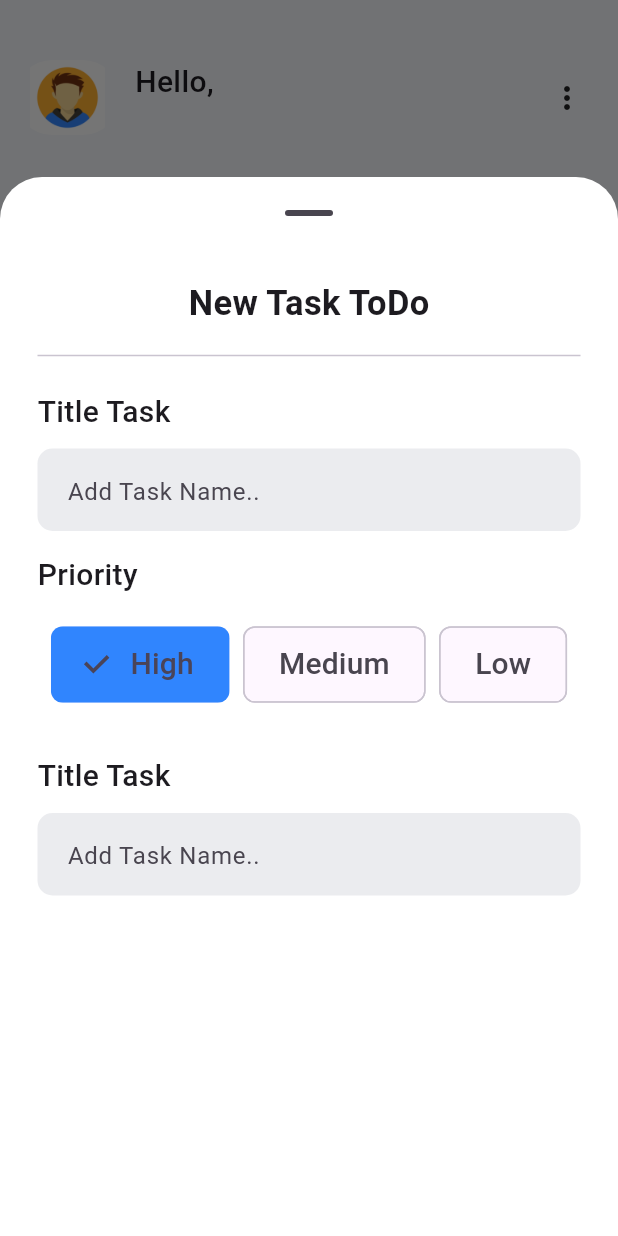
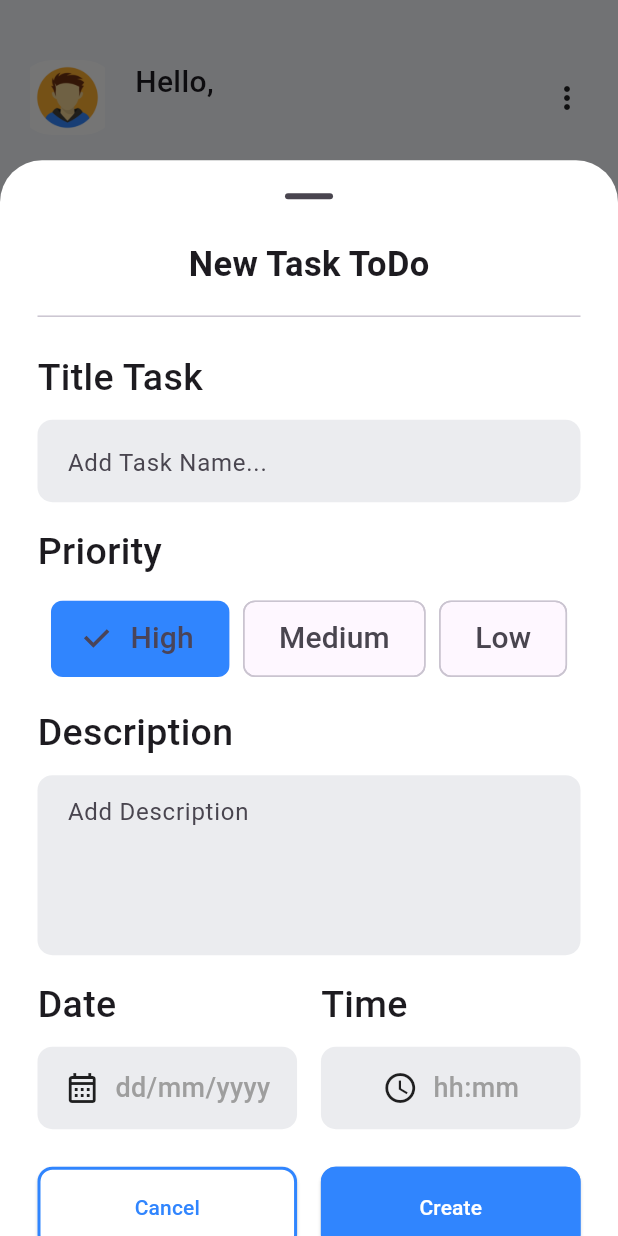
Before and after one commit to Thiruvikraman1998/ToDo_App-Firebase, a Flutter app: the HomeScreen screen opened directly, after a tap on "Create New", on a phone screen of 412 x 824 dp. Run offline on Flutter 3.47's test engine with Material 2 defaults, Android fonts, the phone set to English and light mode, and no system bars; our stand-ins replace cloud_firestore, firebase_auth, firebase_core, gap, get, pinput; accounts and stored records are empty.

Commit message:
Completed input modal UI

```diff
--- a/todo/lib/widgets/input_modal.dart
+++ b/todo/lib/widgets/input_modal.dart
@@ -4,6 +4,7 @@ import 'package:flutter/material.dart';
 import 'package:gap/gap.dart';
 import 'package:todo/utils/app_colors.dart';
 import 'package:todo/utils/app_layout.dart';
+import 'package:todo/widgets/reusable/input_action_button.dart';
 import 'package:todo/widgets/reusable/textfield.dart';
 
 class TaskInputModal extends StatefulWidget {
@@ -19,10 +20,10 @@ class _TaskInputModalState extends State<TaskInputModal> {
   @override
   Widget build(BuildContext context) {
     return Container(
-      height: MediaQuery.of(context).size.height * 0.75,
+      height: MediaQuery.of(context).size.height * 0.80,
       margin: EdgeInsets.symmetric(
         horizontal: AppLayout.getWidth(25),
-        vertical: AppLayout.getHeight(20),
+        vertical: AppLayout.getHeight(5),
       ),
       child: Column(
         crossAxisAlignment: CrossAxisAlignment.start,
@@ -43,19 +44,20 @@ class _TaskInputModalState extends State<TaskInputModal> {
             children: [
               Text(
                 "Title Task",
-                style: TextStyle(fontSize: 20, fontWeight: FontWeight.w500),
+                style: TextStyle(fontSize: 25, fontWeight: FontWeight.w500),
               ),
               Gap(10),
-              TextInputfield(maxlines: 1),
+              TextInputfield(
+                  maxlines: 1, height: 55, hintText: "Add Task Name..."),
             ],
           ),
           const Gap(15),
           const Text(
             "Priority",
-            style: TextStyle(fontSize: 20, fontWeight: FontWeight.w500),
+            style: TextStyle(fontSize: 25, fontWeight: FontWeight.w500),
           ),
-          Container(
-            height: AppLayout.getHeight(90),
+          SizedBox(
+            height: AppLayout.getHeight(80),
             child: Row(
               mainAxisAlignment: MainAxisAlignment.spaceEvenly,
               children: [
@@ -69,7 +71,7 @@ class _TaskInputModalState extends State<TaskInputModal> {
                           horizontal: AppLayout.getWidth(15)),
                       label: Text(
                         priority,
-                        style: TextStyle(fontSize: 20),
+                        style: const TextStyle(fontSize: 20),
                       ),
                       selected: _choideIndex == index,
                       selectedColor: AppColorsLight.buttonColor,
@@ -84,16 +86,105 @@ class _TaskInputModalState extends State<TaskInputModal> {
               ],
             ),
           ),
-          const Gap(15),
+          const Gap(5),
           const Column(
             crossAxisAlignment: CrossAxisAlignment.start,
             children: [
               Text(
-                "Title Task",
-                style: TextStyle(fontSize: 20, fontWeight: FontWeight.w500),
+                "Description",
+                style: TextStyle(fontSize: 25, fontWeight: FontWeight.w500),
               ),
               Gap(10),
-              TextInputfield(maxlines: 4),
+              TextInputfield(
+                maxlines: 4,
+                hintText: "Add Description",
+                height: 120,
+              ),
+            ],
+          ),
+          const Gap(15),
+          Row(
+            mainAxisAlignment: MainAxisAlignment.spaceBetween,
+            children: [
+              Column(
+                crossAxisAlignment: CrossAxisAlignment.start,
+                children: [
+                  const Text(
+                    "Date",
+                    style: TextStyle(fontSize: 25, fontWeight: FontWeight.w500),
+                  ),
+                  const Gap(10),
+                  Container(
+                    height: AppLayout.getHeight(55),
+                    width: MediaQuery.of(context).size.width * 0.42,
+                    decoration: BoxDecoration(
+                        borderRadius: BorderRadius.circular(10),
+                        color: AppColorsLight.greyColor),
+                    child: Row(
+                      mainAxisAlignment: MainAxisAlignment.center,
+                      children: [
+                        const Icon(Icons.calendar_month_outlined),
+                        const Gap(10),
+                        Text(
+                          "dd/mm/yyyy",
+                          style: TextStyle(
+                            fontSize: 18,
+                            fontWeight: FontWeight.w500,
+                            color: Colors.grey[500],
+                          ),
+                        )
+                      ],
+                    ),
+                  )
+                ],
+              ),
+              Column(
+                crossAxisAlignment: CrossAxisAlignment.start,
+                children: [
+                  const Text(
+                    "Time",
+                    style: TextStyle(fontSize: 25, fontWeight: FontWeight.w500),
+                  ),
+                  const Gap(10),
+                  Container(
+                    height: AppLayout.getHeight(55),
+                    width: MediaQuery.of(context).size.width * 0.42,
+                    decoration: BoxDecoration(
+                        borderRadius: BorderRadius.circular(10),
+                        color: AppColorsLight.greyColor),
+                    child: Row(
+                      mainAxisAlignment: MainAxisAlignment.center,
+                      children: [
+                        const Icon(Icons.access_time_outlined),
+                        const Gap(10),
+                        Text(
+                          "hh:mm",
+                          style: TextStyle(
+                            fontSize: 18,
+                            fontWeight: FontWeight.w500,
+                            color: Colors.grey[500],
+                          ),
+                        )
+                      ],
+                    ),
+                  )
+                ],
+              )
+            ],
+          ),
+          const Gap(25),
+          const Row(
+            children: [
+              InputActionButton(
+                  label: "Cancel",
+                  bgColor: AppColorsLight.backgroundColor,
+                  fgColor: AppColorsLight.buttonColor),
+              Spacer(),
+              InputActionButton(
+                label: "Create",
+                bgColor: AppColorsLight.buttonColor,
+                fgColor: AppColorsLight.backgroundColor,
+              ),
             ],
           )
         ],
--- /dev/null
+++ b/todo/lib/widgets/reusable/input_action_button.dart
@@ -0,0 +1,35 @@
+import 'package:flutter/cupertino.dart';
+import 'package:flutter/material.dart';
+import 'package:todo/utils/app_colors.dart';
+import 'package:todo/utils/app_layout.dart';
+
+class InputActionButton extends StatelessWidget {
+  final String label;
+  final Color bgColor;
+  final Color fgColor;
+  const InputActionButton(
+      {super.key,
+      required this.label,
+      required this.bgColor,
+      required this.fgColor});
+
+  @override
+  Widget build(BuildContext context) {
+    return ElevatedButton(
+      style: ElevatedButton.styleFrom(
+        foregroundColor: fgColor,
+        backgroundColor: bgColor,
+        shape: RoundedRectangleBorder(
+          side: const BorderSide(color: AppColorsLight.buttonColor, width: 2),
+          borderRadius: BorderRadius.circular(10),
+        ),
+        minimumSize: Size(
+          MediaQuery.of(context).size.width * 0.42,
+          AppLayout.getHeight(55),
+        ),
+      ),
+      onPressed: () {},
+      child: Text(label),
+    );
+  }
+}
--- a/todo/lib/widgets/reusable/textfield.dart
+++ b/todo/lib/widgets/reusable/textfield.dart
@@ -5,7 +5,13 @@ import 'package:todo/utils/app_layout.dart';
 
 class TextInputfield extends StatefulWidget {
   final int maxlines;
-  const TextInputfield({super.key, required this.maxlines});
+  final double height;
+  final String hintText;
+  const TextInputfield(
+      {super.key,
+      required this.maxlines,
+      required this.height,
+      required this.hintText});
 
   @override
   State<TextInputfield> createState() => _TextInputfieldState();
@@ -17,14 +23,14 @@ class _TextInputfieldState extends State<TextInputfield> {
     return Container(
       padding: EdgeInsets.symmetric(
           vertical: AppLayout.getHeight(5), horizontal: AppLayout.getWidth(20)),
-      height: AppLayout.getHeight(55),
+      height: AppLayout.getHeight(widget.height),
       decoration: BoxDecoration(
           borderRadius: BorderRadius.circular(10),
           color: AppColorsLight.greyColor),
-      child: const TextField(
-        maxLines: 1,
+      child: TextField(
+        maxLines: widget.maxlines,
         decoration: InputDecoration(
-            hintText: "Add Task Name..", border: InputBorder.none),
+            hintText: widget.hintText, border: InputBorder.none),
       ),
     );
   }
```
